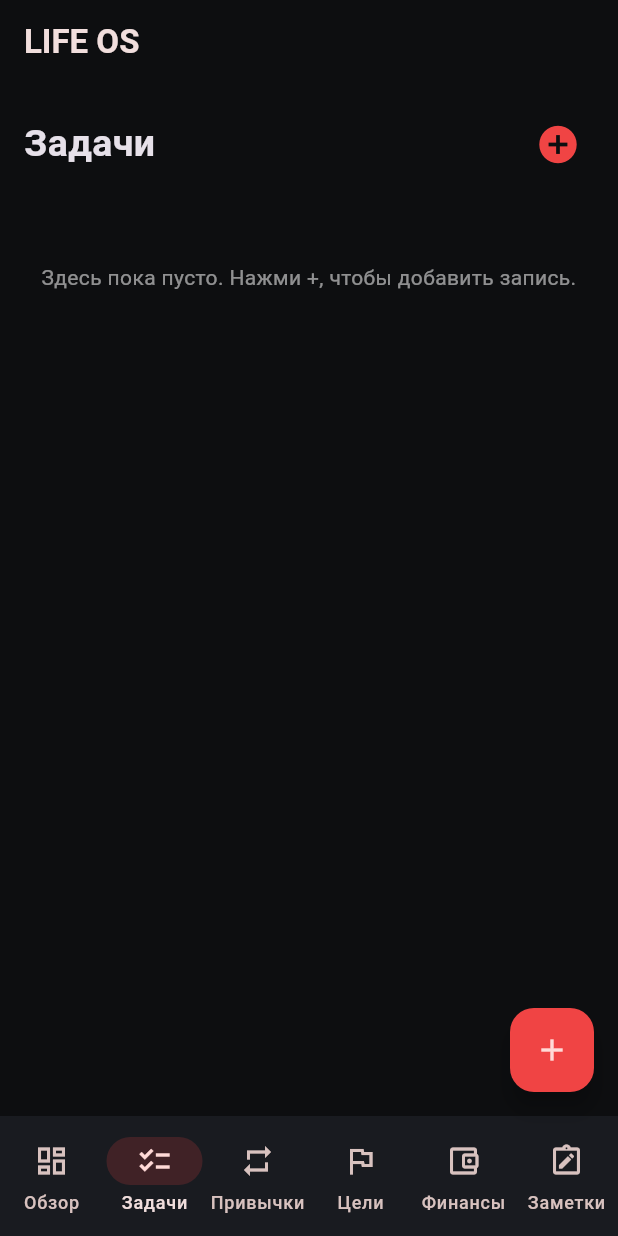
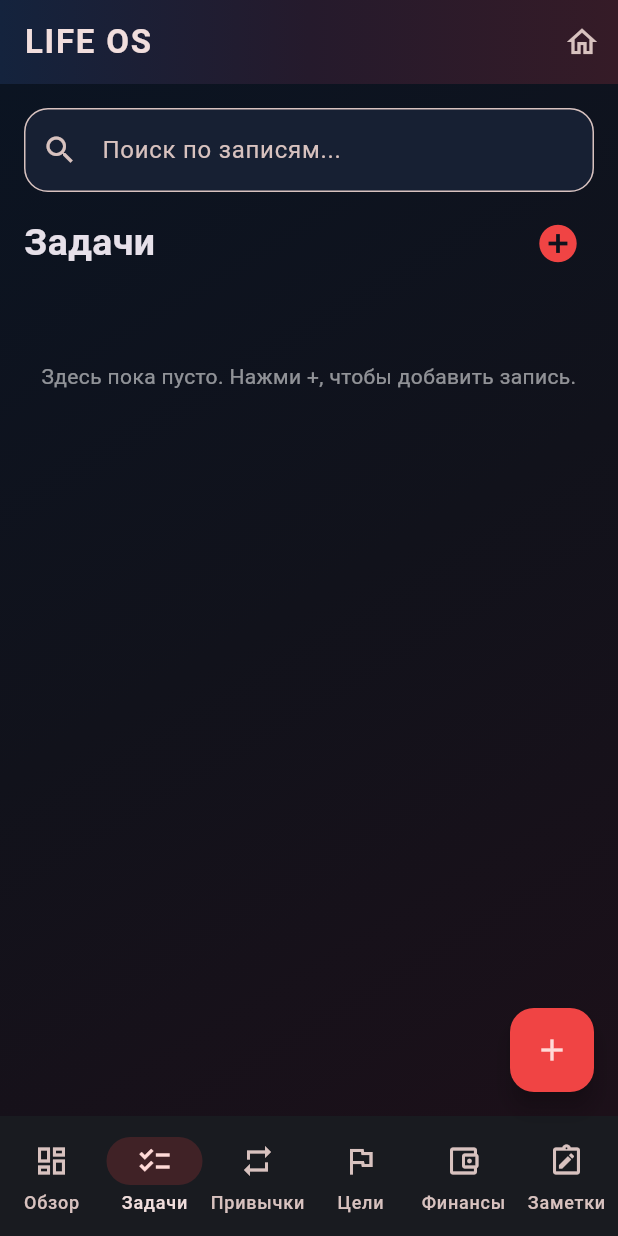
Before and after one commit to Vlameet/LIFE-OS, a Flutter app: the screen it shows after launch, item 2 of the bottom bar chosen, on a phone screen of 412 x 824 dp. Run offline on Flutter 3.47's test engine with Material 3 defaults, Android fonts, the phone set to English and light mode, and no system bars; our stand-ins replace shared_preferences.

Commit message:
Upgrade Android interface with blue-red gradients, search and quick actions

```diff
--- a/lib/main.dart
+++ b/lib/main.dart
@@ -35,6 +35,7 @@ class Dashboard extends StatefulWidget {
 class _DashboardState extends State<Dashboard> {
   int tab = 0;
   bool ready = false;
+  String searchQuery = '';
   final sections = ['Задачи', 'Привычки', 'Цели', 'Финансы', 'Заметки'];
   final data = <String, List<Map<String, dynamic>>>{
     'Задачи': [], 'Привычки': [], 'Цели': [], 'Финансы': [], 'Заметки': [],
@@ -163,6 +164,7 @@ class _DashboardState extends State<Dashboard> {
     final dates = (item['dates'] as List? ?? []).map((e) => e.toString()).toSet();
     var count = 0;
     var day = DateTime.now();
+    if (!dates.contains(day.toIso8601String().substring(0, 10))) day = day.subtract(const Duration(days: 1));
     while (dates.contains(day.toIso8601String().substring(0, 10))) {
       count++;
       day = day.subtract(const Duration(days: 1));
@@ -188,6 +190,12 @@ class _DashboardState extends State<Dashboard> {
     .fold(0.0, (s, x) => s + ((x['amount'] as num?)?.toDouble() ?? 0));
   String money(double value) => value.toStringAsFixed(2);
 
+  Widget quickAction(String label, IconData icon, int destination) => ActionChip(
+    avatar: Icon(icon, size: 18, color: Colors.white), label: Text(label),
+    backgroundColor: const Color(0xFF202B43), side: BorderSide(color: (destination.isEven ? red : Colors.blueAccent).withOpacity(0.4)),
+    onPressed: () async { setState(() => tab = destination); await editItem(sections[destination - 1]); },
+  );
+
   Widget overview() {
     final tasks = data['Задачи']!;
     final habits = data['Привычки']!;
@@ -197,7 +205,14 @@ class _DashboardState extends State<Dashboard> {
       Text(DateTime.now().hour < 12 ? 'Доброе утро' : DateTime.now().hour < 18 ? 'Хорошего дня' : 'Добрый вечер',
         style: const TextStyle(fontSize: 28, fontWeight: FontWeight.bold)),
       const Text('Твоя жизнь. Твои правила.', style: TextStyle(color: Colors.white54)),
+      const SizedBox(height: 5),
+      Text(DateTime.now().toIso8601String().substring(0, 10), style: const TextStyle(color: Colors.lightBlueAccent, fontWeight: FontWeight.w600)),
       const SizedBox(height: 18),
+      Wrap(spacing: 8, runSpacing: 8, children: [
+        quickAction('Задача', Icons.add_task, 1), quickAction('Привычка', Icons.repeat, 2),
+        quickAction('Цель', Icons.flag_outlined, 3), quickAction('Финансы', Icons.add_chart, 4),
+      ]),
+      const SizedBox(height: 12),
       Wrap(spacing: 8, runSpacing: 8, children: [
         stat('Выполнено задач', done.toString() + '/' + tasks.length.toString(), Icons.task_alt),
         stat('Активных привычек', habits.length.toString(), Icons.repeat),
@@ -228,11 +243,21 @@ class _DashboardState extends State<Dashboard> {
     ]);
   }
 
+  Widget searchField() => TextField(
+    onChanged: (v) => setState(() => searchQuery = v),
+    decoration: InputDecoration(hintText: 'Поиск по записям...', prefixIcon: const Icon(Icons.search),
+      suffixIcon: searchQuery.isEmpty ? null : IconButton(icon: const Icon(Icons.close), onPressed: () => setState(() => searchQuery = '')),
+      filled: true, fillColor: const Color(0xFF172033), border: OutlineInputBorder(borderRadius: BorderRadius.circular(16))),
+  );
+
   Widget sectionView(String section) {
-    final items = data[section]!;
+    final allItems = data[section]!;
+    final q = searchQuery.trim().toLowerCase();
+    final items = q.isEmpty ? allItems : allItems.where((x) => [x['name'], x['detail'], x['priority'], x['kind']].whereType<Object>().any((v) => v.toString().toLowerCase().contains(q))).toList();
     if (section == 'Финансы') {
       return ListView(padding: const EdgeInsets.all(16), children: [
         const Text('Финансы', style: TextStyle(fontSize: 25, fontWeight: FontWeight.bold)),
+        const SizedBox(height: 12), searchField(),
         Wrap(spacing: 8, children: [
           stat('Доходы', money(income), Icons.arrow_downward),
           stat('Расходы', money(expenses), Icons.arrow_upward),
@@ -249,6 +274,8 @@ class _DashboardState extends State<Dashboard> {
       ]);
     }
     return ListView(padding: const EdgeInsets.all(16), children: [
+      searchField(),
+      const SizedBox(height: 10),
       Row(mainAxisAlignment: MainAxisAlignment.spaceBetween, children: [
         Text(section, style: const TextStyle(fontSize: 25, fontWeight: FontWeight.bold)),
         IconButton(onPressed: () => editItem(section), icon: const Icon(Icons.add_circle, color: red, size: 30)),
@@ -312,8 +339,15 @@ class _DashboardState extends State<Dashboard> {
     final labels = ['Обзор', ...sections];
     final icons = [Icons.dashboard_outlined, Icons.checklist, Icons.repeat, Icons.flag_outlined, Icons.account_balance_wallet_outlined, Icons.note_alt_outlined];
     return Scaffold(
-      appBar: AppBar(title: const Text('LIFE OS', style: TextStyle(fontWeight: FontWeight.bold))),
-      body: tab == 0 ? overview() : sectionView(sections[tab - 1]),
+      appBar: AppBar(
+        title: const Text('LIFE OS', style: TextStyle(fontWeight: FontWeight.bold, letterSpacing: 1.2)),
+        flexibleSpace: Container(decoration: const BoxDecoration(gradient: LinearGradient(
+          colors: [Color(0xFF14233D), Color(0xFF251A2C), Color(0xFF351B27)], begin: Alignment.centerLeft, end: Alignment.centerRight))),
+        actions: [IconButton(tooltip: 'На главную', onPressed: () => setState(() { tab = 0; searchQuery = ''; }), icon: const Icon(Icons.home_outlined))],
+      ),
+      body: Container(decoration: const BoxDecoration(gradient: LinearGradient(
+        colors: [Color(0xFF0B1422), Color(0xFF11121B), Color(0xFF1C1019)], begin: Alignment.topLeft, end: Alignment.bottomRight)),
+        child: tab == 0 ? overview() : sectionView(sections[tab - 1])),
       floatingActionButton: tab == 0 ? null : FloatingActionButton(
         backgroundColor: red, onPressed: () => editItem(sections[tab - 1]), child: const Icon(Icons.add)),
       bottomNavigationBar: NavigationBar(
```
